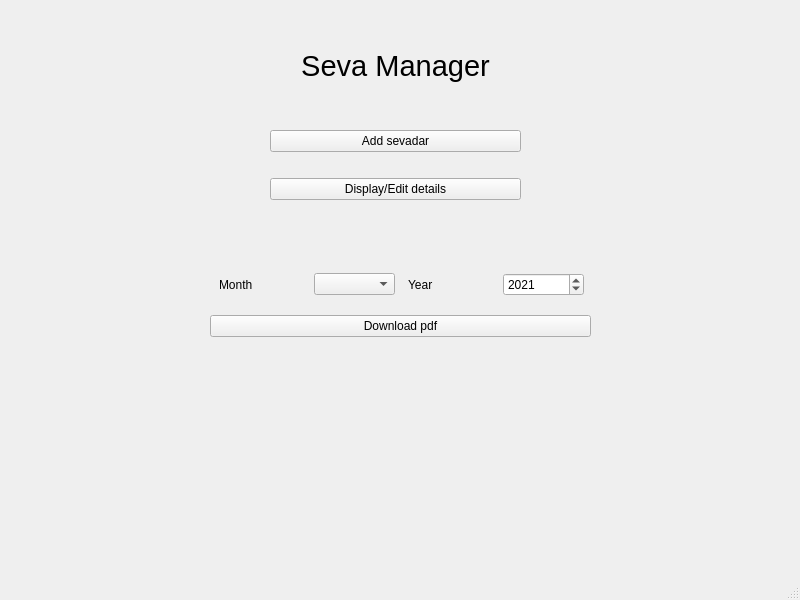
akshayvnayak/Seva_manager, file ui/main.ui: the form before one commit.
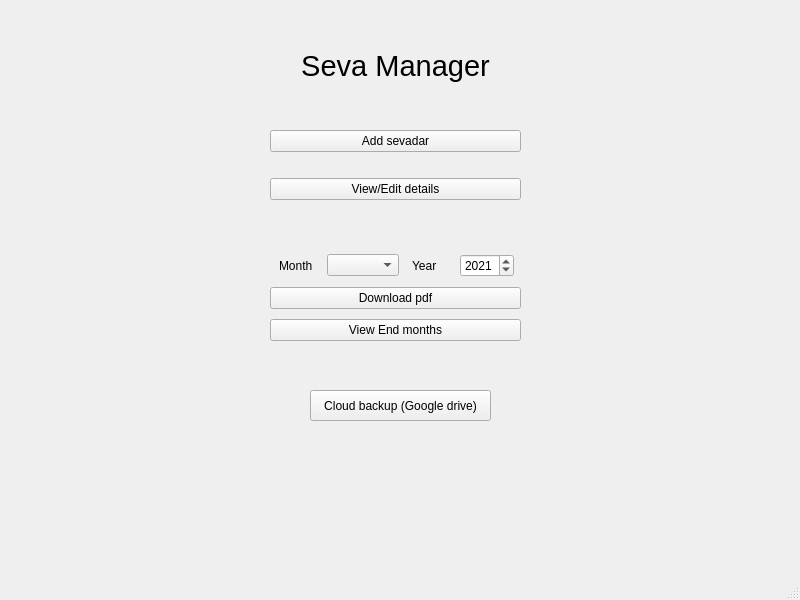
The form after the commit.

What changed in the file:
```diff
--- a/ui/main.ui
+++ b/ui/main.ui
@@ -40,7 +40,7 @@
      <item>
       <widget class="QPushButton" name="display_button">
        <property name="text">
-        <string>Display/Edit details</string>
+        <string>View/Edit details</string>
        </property>
       </widget>
      </item>
@@ -49,10 +49,10 @@
    <widget class="QWidget" name="horizontalLayoutWidget">
     <property name="geometry">
      <rect>
-      <x>210</x>
-      <y>260</y>
-      <width>381</width>
-      <height>91</height>
+      <x>270</x>
+      <y>250</y>
+      <width>251</width>
+      <height>96</height>
      </rect>
     </property>
     <layout class="QVBoxLayout" name="verticalLayout_2">
@@ -122,6 +122,13 @@
        </property>
       </widget>
      </item>
+     <item>
+      <widget class="QPushButton" name="view_end_button">
+       <property name="text">
+        <string>View End months</string>
+       </property>
+      </widget>
+     </item>
     </layout>
    </widget>
    <widget class="QLabel" name="label">
@@ -145,6 +152,19 @@
      <set>Qt::AlignCenter</set>
     </property>
    </widget>
+   <widget class="QPushButton" name="cloud_backup_button">
+    <property name="geometry">
+     <rect>
+      <x>310</x>
+      <y>390</y>
+      <width>181</width>
+      <height>31</height>
+     </rect>
+    </property>
+    <property name="text">
+     <string>Cloud backup (Google drive)</string>
+    </property>
+   </widget>
   </widget>
   <widget class="QMenuBar" name="menubar">
    <property name="geometry">
```
